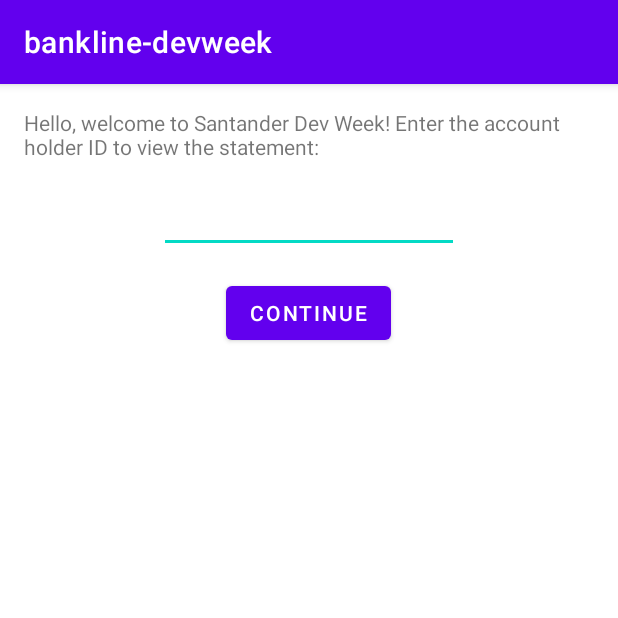
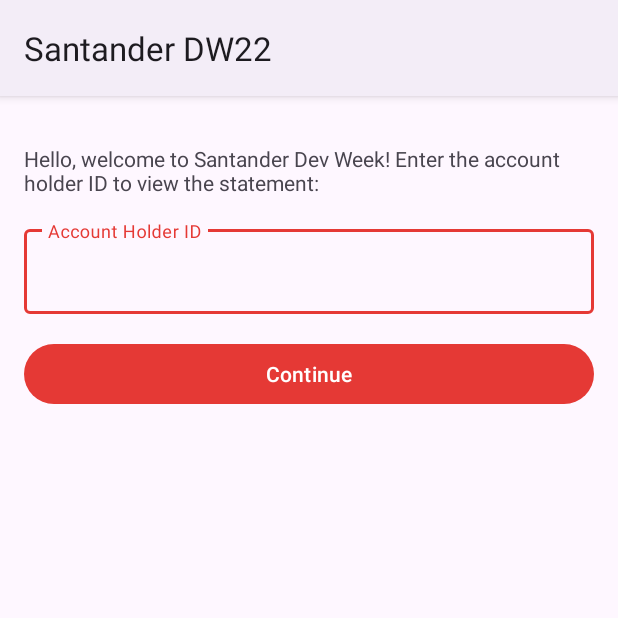
Before and after one commit to danielh-oliveira/bankline-android-devweek, an Android app: the screen it shows after launch (WelcomeActivity), on a phone screen of 412 x 824 dp, the top half of it. Run offline under Robolectric (Android 15) with nearby library versions, the phone set to English and light mode, and no system bars.

```diff
--- a/app/src/main/AndroidManifest.xml
+++ b/app/src/main/AndroidManifest.xml
@@ -1,6 +1,8 @@
 <?xml version="1.0" encoding="utf-8"?>
 <manifest xmlns:android="http://schemas.android.com/apk/res/android"
     package="br.com.daniel.bankline_android_devweek" >
+
+    <uses-permission android:name="android.permission.INTERNET" />
 
     <application
         android:allowBackup="true"
@@ -21,7 +23,7 @@
         </activity>
 
         <activity
-            android:name=".ui.satement.BankStatementActivity"
+            android:name=".ui.statement.BankStatementActivity"
             android:parentActivityName=".ui.welcome.WelcomeActivity"
             android:exported="false" />
 
--- a/app/src/main/java/br/com/daniel/bankline_android_devweek/domain/Movimentacao.kt
+++ b/app/src/main/java/br/com/daniel/bankline_android_devweek/domain/Movimentacao.kt
@@ -1,4 +1,6 @@
 package br.com.daniel.bankline_android_devweek.domain
+
+import java.time.LocalDateTime
 
 data class Movimentacao(
     val id: Int,
--- a/app/src/main/java/br/com/daniel/bankline_android_devweek/ui/welcome/WelcomeActivity.kt
+++ b/app/src/main/java/br/com/daniel/bankline_android_devweek/ui/welcome/WelcomeActivity.kt
@@ -1,12 +1,30 @@
 package br.com.daniel.bankline_android_devweek.ui.welcome
 
+import android.content.Intent
 import androidx.appcompat.app.AppCompatActivity
 import android.os.Bundle
-import br.com.daniel.bankline_android_devweek.R
+import br.com.daniel.bankline_android_devweek.databinding.ActivityWelcomeBinding
+import br.com.daniel.bankline_android_devweek.domain.Correntista
+import br.com.daniel.bankline_android_devweek.ui.statement.BankStatementActivity
 
 class WelcomeActivity : AppCompatActivity() {
+
+    //by lazy: quando alguem precisar dessa variavel executar esse trecho de codigo.
+    private val binding by lazy {
+        ActivityWelcomeBinding.inflate(layoutInflater)
+    }
+
     override fun onCreate(savedInstanceState: Bundle?) {
         super.onCreate(savedInstanceState)
-        setContentView(R.layout.activity_welcome)
+        setContentView(binding.root)
+
+        binding.btContinue.setOnClickListener {
+            val accontHolderId = binding.editTextAccontHolderId.text.toString().toInt()
+
+            val intent = Intent(this, BankStatementActivity::class.java).apply {
+                putExtra(BankStatementActivity.EXTRA_ACCOUNT_HOLDER, Correntista(accontHolderId))
+            }
+            startActivity(intent)
+        }
     }
 }
--- a/app/src/main/res/layout/activity_welcome.xml
+++ b/app/src/main/res/layout/activity_welcome.xml
@@ -10,32 +10,43 @@
         android:id="@+id/TvWelcome"
         android:layout_width="0dp"
         android:layout_height="wrap_content"
-        android:layout_margin="@dimen/margin_default"
+        android:layout_marginLeft="@dimen/margin_default"
+        android:layout_marginTop="32dp"
+        android:layout_marginRight="@dimen/margin_default"
         android:text="@string/txt_welcome"
         app:layout_constraintLeft_toLeftOf="parent"
         app:layout_constraintRight_toRightOf="parent"
         app:layout_constraintTop_toTopOf="parent" />
 
-    <EditText
-        android:id="@+id/editTextAccontHolderId"
-        android:layout_width="200dp"
+    <com.google.android.material.textfield.TextInputLayout
+        android:id="@+id/TextInputLayoutAccontHolderId"
+        android:layout_width="0dp"
         android:layout_height="wrap_content"
+        android:layout_marginStart="@dimen/margin_default"
         android:layout_marginTop="@dimen/margin_default"
-        android:ems="10"
-        android:inputType="numberDecimal"
+        android:layout_marginEnd="@dimen/margin_default"
+        android:hint="@string/txt_account_holder_id"
         app:layout_constraintEnd_toEndOf="parent"
         app:layout_constraintStart_toStartOf="parent"
-        app:layout_constraintTop_toBottomOf="@+id/TvWelcome" />
+        app:layout_constraintTop_toBottomOf="@+id/TvWelcome">
+
+        <com.google.android.material.textfield.TextInputEditText
+            android:id="@+id/editTextAccontHolderId"
+            android:layout_width="match_parent"
+            android:layout_height="wrap_content"
+            android:inputType="number" />
+
+    </com.google.android.material.textfield.TextInputLayout>
 
     <Button
         android:id="@+id/btContinue"
-        android:layout_width="wrap_content"
+        android:layout_width="0dp"
         android:layout_height="wrap_content"
+        android:layout_marginStart="@dimen/margin_default"
         android:layout_marginTop="@dimen/margin_default"
+        android:layout_marginEnd="@dimen/margin_default"
         android:text="@string/txt_continue"
         app:layout_constraintEnd_toEndOf="parent"
-        app:layout_constraintHorizontal_bias="0.498"
         app:layout_constraintStart_toStartOf="parent"
-        app:layout_constraintTop_toBottomOf="@+id/editTextAccontHolderId" />
-
+        app:layout_constraintTop_toBottomOf="@+id/TextInputLayoutAccontHolderId" />
 </androidx.constraintlayout.widget.ConstraintLayout>
--- a/app/src/main/res/values-night/themes.xml
+++ b/app/src/main/res/values-night/themes.xml
@@ -1,16 +1,8 @@
 <resources xmlns:tools="http://schemas.android.com/tools">
-    <!-- Base application theme. -->
-    <style name="Theme.Banklineandroiddevweek" parent="Theme.MaterialComponents.DayNight.DarkActionBar">
-        <!-- Primary brand color. -->
-        <item name="colorPrimary">@color/purple_200</item>
-        <item name="colorPrimaryVariant">@color/purple_700</item>
-        <item name="colorOnPrimary">@color/black</item>
-        <!-- Secondary brand color. -->
-        <item name="colorSecondary">@color/teal_200</item>
-        <item name="colorSecondaryVariant">@color/teal_200</item>
-        <item name="colorOnSecondary">@color/black</item>
-        <!-- Status bar color. -->
-        <item name="android:statusBarColor" tools:targetApi="l">?attr/colorPrimaryVariant</item>
-        <!-- Customize your theme here. -->
+    <style name="Theme.Banklineandroiddevweek" parent="Theme.Material3.Dark">
+        <item name="colorPrimary">@color/primary_200</item>
+        <item name="colorPrimaryContainer">@color/primary_700</item>
+        <item name="colorOnPrimaryContainer">@color/primary_100</item>
+        <item name="colorPrimaryInverse">@color/primary_600</item>
     </style>
 </resources>
--- a/app/src/main/res/values/colors.xml
+++ b/app/src/main/res/values/colors.xml
@@ -1,10 +1,8 @@
 <?xml version="1.0" encoding="utf-8"?>
 <resources>
-    <color name="purple_200">#FFBB86FC</color>
-    <color name="purple_500">#FF6200EE</color>
-    <color name="purple_700">#FF3700B3</color>
-    <color name="teal_200">#FF03DAC5</color>
-    <color name="teal_700">#FF018786</color>
-    <color name="black">#FF000000</color>
-    <color name="white">#FFFFFFFF</color>
+    <color name="primary_100">#ffcdd2</color>
+    <color name="primary_200">#ef9a9a</color>
+    <color name="primary_600">#e53935</color>
+    <color name="primary_700">#d32f2f</color>
+    <color name="primary_900">#b71c1c</color>
 </resources>
--- a/app/src/main/res/values/strings.xml
+++ b/app/src/main/res/values/strings.xml
@@ -1,5 +1,6 @@
 <resources>
-    <string name="app_name">bankline-devweek</string>
+    <string name="app_name" translatable="false">Santander DW22</string>
     <string name="txt_continue">Continue</string>
     <string name="txt_welcome">Hello, welcome to Santander Dev Week! Enter the account holder ID to view the statement:</string>
+    <string name="txt_account_holder_id">Account Holder ID</string>
 </resources>
--- a/app/src/main/res/values/themes.xml
+++ b/app/src/main/res/values/themes.xml
@@ -1,16 +1,9 @@
+
 <resources xmlns:tools="http://schemas.android.com/tools">
-    <!-- Base application theme. -->
-    <style name="Theme.Banklineandroiddevweek" parent="Theme.MaterialComponents.DayNight.DarkActionBar">
-        <!-- Primary brand color. -->
-        <item name="colorPrimary">@color/purple_500</item>
-        <item name="colorPrimaryVariant">@color/purple_700</item>
-        <item name="colorOnPrimary">@color/white</item>
-        <!-- Secondary brand color. -->
-        <item name="colorSecondary">@color/teal_200</item>
-        <item name="colorSecondaryVariant">@color/teal_700</item>
-        <item name="colorOnSecondary">@color/black</item>
-        <!-- Status bar color. -->
-        <item name="android:statusBarColor" tools:targetApi="l">?attr/colorPrimaryVariant</item>
-        <!-- Customize your theme here. -->
+    <style name="Theme.Banklineandroiddevweek" parent="Theme.Material3.Light">
+        <item name="colorPrimary">@color/primary_600</item>
+        <item name="colorPrimaryContainer">@color/primary_100</item>
+        <item name="colorOnPrimaryContainer">@color/primary_900</item>
+        <item name="colorPrimaryInverse">@color/primary_200</item>
     </style>
 </resources>
```
Also changed, not shown: app/build.gradle (+11 -2 lines), app/src/main/java/br/com/daniel/bankline_android_devweek/data/BanklineRepository.kt (added, +29 -0 lines), app/src/main/java/br/com/daniel/bankline_android_devweek/data/State.kt (added, +7 -0 lines), app/src/main/java/br/com/daniel/bankline_android_devweek/data/remote/BanklineAPI.kt (added, +11 -0 lines), app/src/main/java/br/com/daniel/bankline_android_devweek/ui/satement/BankStatementActivity.kt (deleted, +0 -12 lines), app/src/main/java/br/com/daniel/bankline_android_devweek/ui/statement/BankStatementActivity.kt (added, +59 -0 lines), app/src/main/java/br/com/daniel/bankline_android_devweek/ui/statement/BankStatementAdapter.kt (added, +35 -0 lines), app/src/main/java/br/com/daniel/bankline_android_devweek/ui/statement/BankStatementViewModel.kt (added, +9 -0 lines), app/src/main/res/drawable/ic_money_in.xml (added, +10 -0 lines), app/src/main/res/drawable/ic_money_out.xml (added, +10 -0 lines), app/src/main/res/layout/activity_bank_statement.xml (+20 -5 lines), app/src/main/res/layout/bank_statement_item.xml (added, +65 -0 lines), 1 other file.
